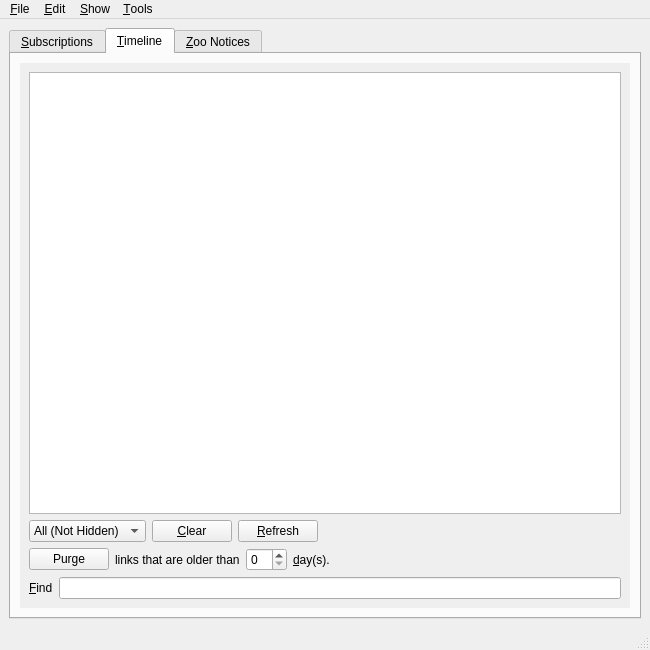
Old version of the form branches/trunk/UI/spot-on-rss.ui in the repository textbrowser/spot-on.
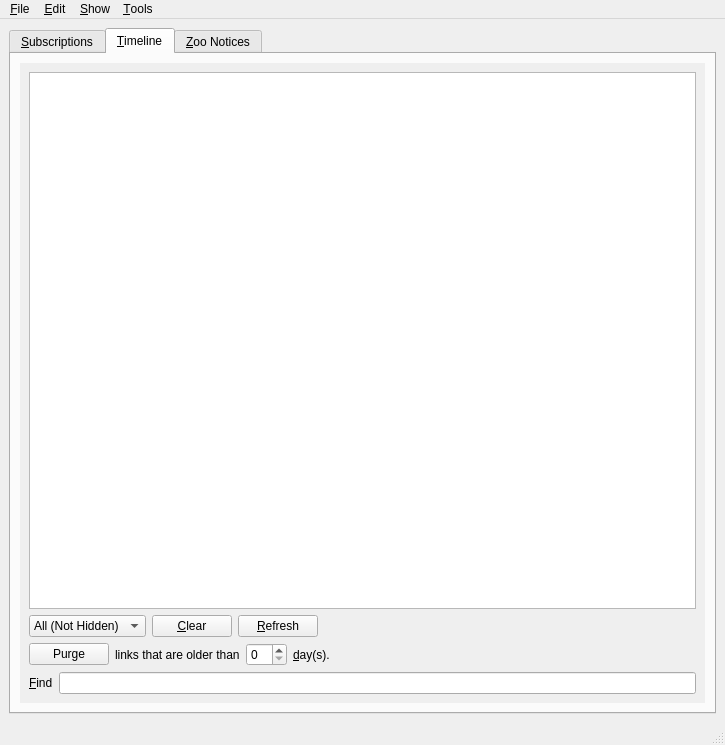
New version of the form. The open tabs and pages were chosen to show the change. Icons and pictures are not drawn. Custom widgets are drawn as their Qt base class.

```diff
--- a/branches/trunk/UI/spot-on-rss.ui
+++ b/branches/trunk/UI/spot-on-rss.ui
@@ -6,8 +6,8 @@
    <rect>
     <x>0</x>
     <y>0</y>
-    <width>650</width>
-    <height>650</height>
+    <width>725</width>
+    <height>745</height>
    </rect>
   </property>
   <property name="windowIcon">
@@ -487,8 +487,8 @@
             <rect>
              <x>0</x>
              <y>0</y>
-             <width>618</width>
-             <height>534</height>
+             <width>680</width>
+             <height>601</height>
             </rect>
            </property>
            <layout class="QVBoxLayout" name="verticalLayout_6">
@@ -728,8 +728,8 @@
     <rect>
      <x>0</x>
      <y>0</y>
-     <width>650</width>
-     <height>32</height>
+     <width>725</width>
+     <height>39</height>
     </rect>
    </property>
    <widget class="QMenu" name="menu_File">
```
